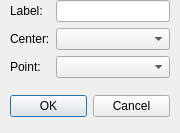
This is Dialogs/AddCircleDialogs/addcirclecenterpoint.ui in LFriday13/geometry-toolbox as Qt 5 draws it before an edit. The edited form follows.
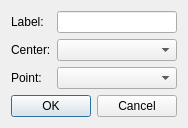
This is the edited form.

Patch:
```diff
--- a/Dialogs/AddCircleDialogs/addcirclecenterpoint.ui
+++ b/Dialogs/AddCircleDialogs/addcirclecenterpoint.ui
@@ -7,37 +7,14 @@
     <x>0</x>
     <y>0</y>
     <width>180</width>
-    <height>133</height>
+    <height>123</height>
    </rect>
   </property>
   <property name="windowTitle">
    <string>Dialog</string>
   </property>
-  <widget class="QDialogButtonBox" name="buttonBox">
-   <property name="geometry">
-    <rect>
-     <x>10</x>
-     <y>90</y>
-     <width>160</width>
-     <height>32</height>
-    </rect>
-   </property>
-   <property name="orientation">
-    <enum>Qt::Horizontal</enum>
-   </property>
-   <property name="standardButtons">
-    <set>QDialogButtonBox::Cancel|QDialogButtonBox::Ok</set>
-   </property>
-  </widget>
-  <widget class="QWidget" name="formLayoutWidget">
-   <property name="geometry">
-    <rect>
-     <x>10</x>
-     <y>0</y>
-     <width>160</width>
-     <height>80</height>
-    </rect>
-   </property>
+  <layout class="QVBoxLayout" name="verticalLayout">
+   <item>
    <layout class="QFormLayout" name="formLayout">
     <item row="0" column="0">
      <widget class="QLabel" name="labelLabel">
@@ -70,7 +47,18 @@
      <widget class="QComboBox" name="point2ComboBox"/>
     </item>
    </layout>
-  </widget>
+   </item>
+   <item>
+    <widget class="QDialogButtonBox" name="buttonBox">
+     <property name="orientation">
+      <enum>Qt::Horizontal</enum>
+     </property>
+     <property name="standardButtons">
+      <set>QDialogButtonBox::Cancel|QDialogButtonBox::Ok</set>
+     </property>
+    </widget>
+   </item>
+  </layout>
  </widget>
  <resources/>
  <connections>
```
Lines whose indentation alone changed are shown as unchanged.
